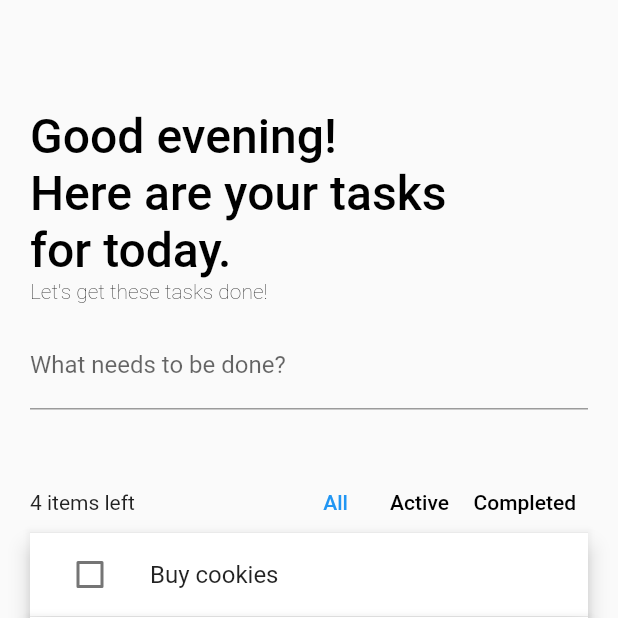
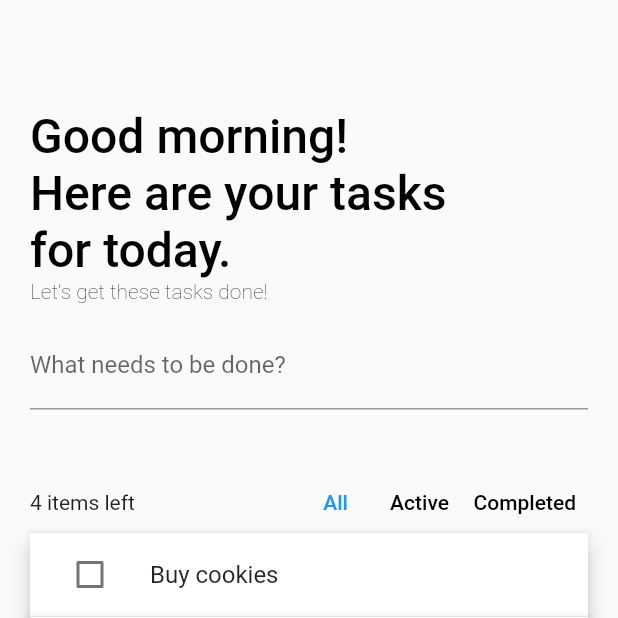
Before and after one commit to letienkhang/todo_basic, a Flutter app: the screen it shows after launch, on a phone screen of 412 x 824 dp, the top half of it. Run offline on Flutter 3.47's test engine with Material 2 defaults, Android fonts, the light colour scheme and no system bars; our stand-ins replace flutter_hooks, flutter_riverpod, hive, hive_flutter, hooks_riverpod, riverpod; accounts and stored records are empty; Roboto replaces fonts that are missing (Helvetica Neue).

Commit message:
Update code

```diff
--- a/lib/main.dart
+++ b/lib/main.dart
@@ -1,7 +1,4 @@
-import 'dart:io';
-
 import 'package:flutter/material.dart';
-import 'package:flutter_hooks/flutter_hooks.dart';
 import 'package:hive_flutter/hive_flutter.dart';
 import 'package:hooks_riverpod/hooks_riverpod.dart';
 import 'package:todo_basic/models/todo.dart';
@@ -27,10 +24,7 @@ void main() async {
   }
 
   final container = ProviderContainer();
-
   container.read(todoListProvider.notifier).init(list);
-
-  //box.addAll(list);
   runApp(ProviderScope(parent: container, child: const MyApp()));
 }
 
--- a/lib/utils/time_util.dart
+++ b/lib/utils/time_util.dart
@@ -3,13 +3,13 @@ import 'package:intl/intl.dart';
 
 final getGreetingProvider = Provider<String>((ref) {
   final currentTime = DateTime.now();
-  final timeFormat = DateFormat.Hm().format(currentTime);
+  final timeFormat = DateFormat('hh:mm a').format(currentTime);
 
-  if (timeFormat.compareTo("12:00 AM") >= 0 &&
+  if (timeFormat.compareTo("00:00 AM") >= 0 &&
       timeFormat.compareTo("11:59 AM") <= 0) {
     return "Good morning";
-  } else if (timeFormat.compareTo("12:00 PM") >= 0 &&
-      timeFormat.compareTo("5:59 PM") <= 0) {
+  } else if (timeFormat.compareTo("12:00 AM") >= 0 &&
+      timeFormat.compareTo("17:59 AM") <= 0) {
     return "Good afternoon";
   } else {
     return "Good evening";
```
